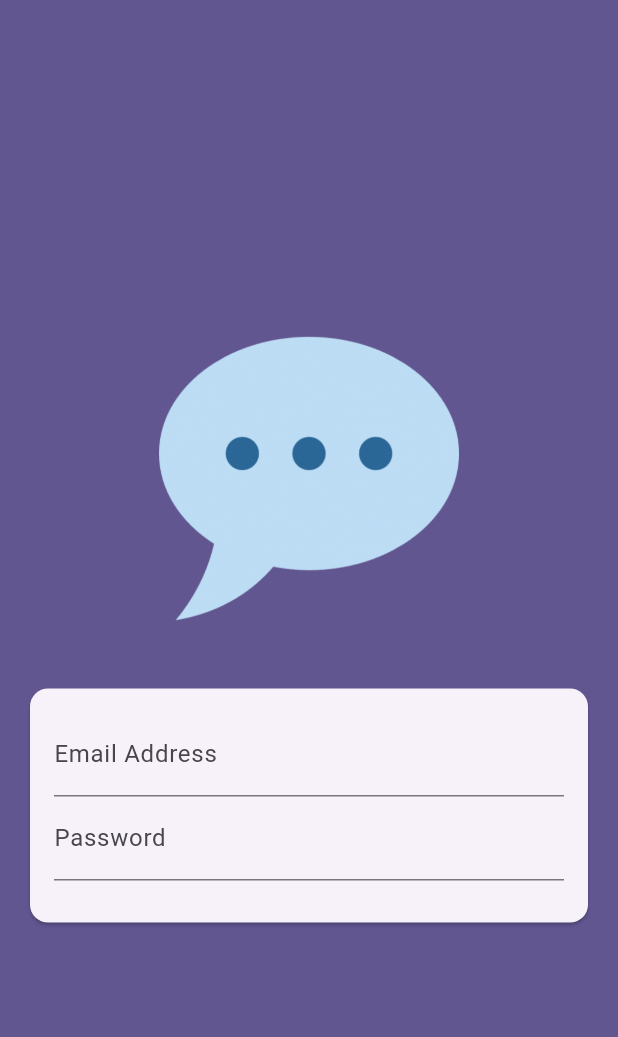
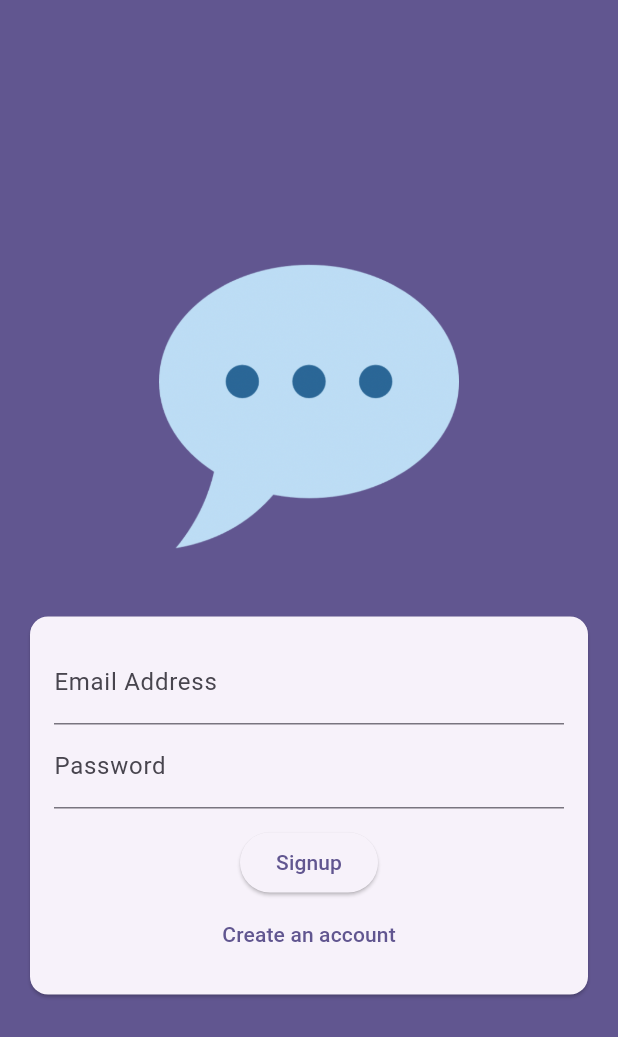
Before and after one commit to subhava06/Safi--Flutter-chat-app, a Flutter app: the screen it shows after launch, on a phone screen of 412 x 824 dp. Shown: the top 1037 px of the screen. Run offline on Flutter 3.47's test engine with Material 3 defaults, Android fonts, the phone set to English and light mode, and no system bars.

Commit message:
adding signup and login option buttons

```diff
--- a/lib/screens/auth.dart
+++ b/lib/screens/auth.dart
@@ -10,6 +10,10 @@ class AuthScreen extends StatefulWidget {
 }
 
 class _AuthScreenState extends State<AuthScreen> {
+  var _isLogin = true; // to toggle b/w login and signup
+
+
+
   @override
   Widget build(BuildContext context) {
     return Scaffold(
@@ -58,6 +62,17 @@ class _AuthScreenState extends State<AuthScreen> {
                               height: 12,
                             ),
 
+                             ElevatedButton(
+                               onPressed: () {},
+                               child: const Text('Signup'),
+                             ),
+
+                              TextButton(
+                                  onPressed: () {
+                                    //for switching modes we need setstate
+                                  },
+                                  child: Text(_isLogin? 'Create an account' : 'I already have an account'),
+                              ),
                           ],
                         ),
                     ),
```
